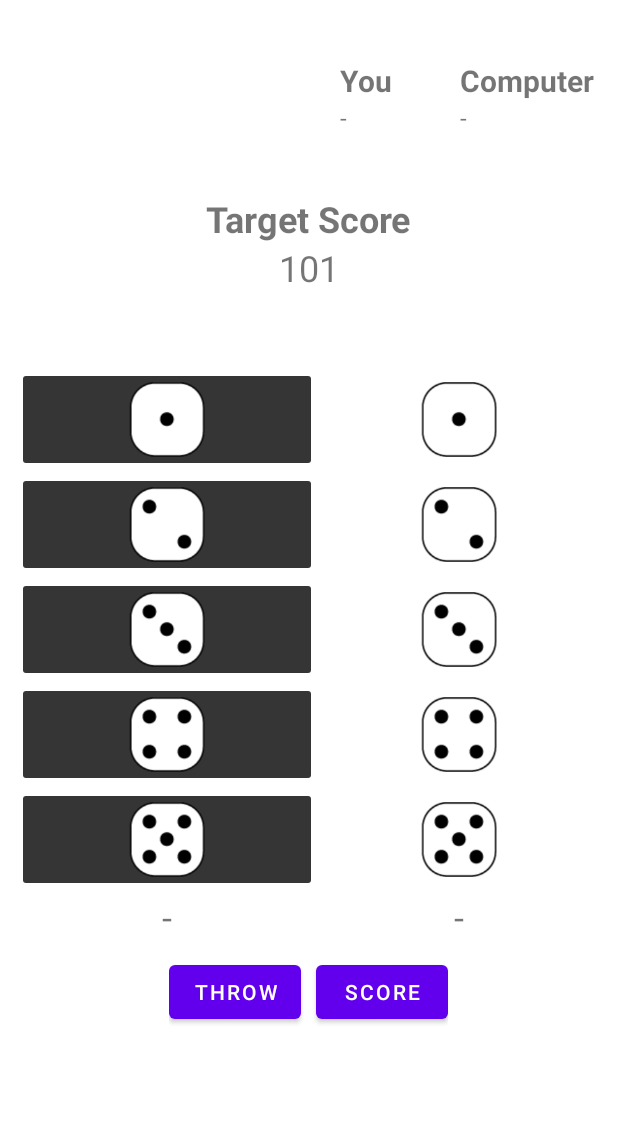
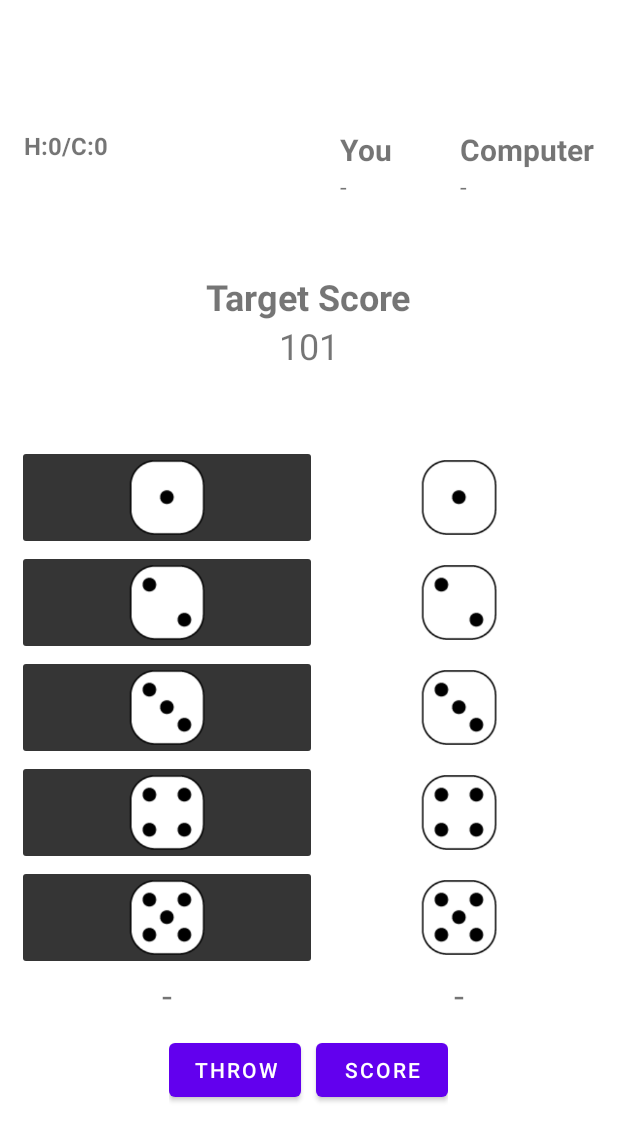
Before and after one commit to MrRevengerX/DiceGame, an Android app: the screen it shows after launch (GameScreen), after a tap on "NEW GAME", on a phone screen of 412 x 824 dp. Shown: the top 1141 px of the screen. Run offline under Robolectric (Android 15) with nearby library versions, the phone set to English and light mode, and no system bars.

Commit message:
Total wins and loss count added.

```diff
--- a/app/src/main/java/com/example/dicegame/GameScreen.kt
+++ b/app/src/main/java/com/example/dicegame/GameScreen.kt
@@ -1,13 +1,14 @@
 package com.example.dicegame
 
 
-import androidx.appcompat.app.AppCompatActivity
+import android.content.Context
 import android.os.Bundle
 import android.os.Handler
 import android.widget.Button
 import android.widget.ImageButton
 import android.widget.TextView
 import android.widget.Toast
+import androidx.appcompat.app.AppCompatActivity
 
 
 class GameScreen : AppCompatActivity() {
@@ -28,6 +29,17 @@
         super.onCreate(savedInstanceState)
         setContentView(R.layout.activity_game_screen)
         supportActionBar?.hide()
+
+
+        val sharedPref = getSharedPreferences("gamePref", Context.MODE_PRIVATE)
+        var currentWins = sharedPref.getInt("wins", 0)
+        var currentLosses = sharedPref.getInt("losses", 0)
+
+        val winLossCountTextView = findViewById<TextView>(R.id.winLossCount)
+        winLossCountTextView.text = "H:$currentWins/C:$currentLosses"
+
+
+
 
 //        Retrieving the target score from the previous activity
         targetScore = intent.getIntExtra("targetScore", 0)
@@ -189,6 +201,7 @@
 
 //  Function to calculate the score and update the total score
     private fun calScore(){
+        val winLossCountTextView = findViewById<TextView>(R.id.winLossCount)
         val humanTotalScoreTextView = findViewById<TextView>(R.id.tvTotalHumanScore)
         val computerTotalScoreTextView = findViewById<TextView>(R.id.tvTotalComputerScore)
 
@@ -202,19 +215,38 @@
         totalHumanScore += human.totalScore()
         humanTotalScoreTextView.text = totalHumanScore.toString()
 
+//    Initializing shared preferences
+        val sharedPref = getSharedPreferences("gamePref", Context.MODE_PRIVATE)
+        val editor = sharedPref.edit()
+        var currentWins = sharedPref.getInt("wins", 0)
+        var currentLosses = sharedPref.getInt("losses", 0)
+
+
 //      Logic for decide win lose or draw
         if (totalHumanScore >= targetScore && totalHumanScore > totalComputerScore){
             Toast.makeText(this, "You won!", Toast.LENGTH_SHORT).show()
+            currentWins++
+            winLossCountTextView.text = "H:$currentWins/C:$currentLosses"
+            Toast.makeText(this, "$currentWins", Toast.LENGTH_SHORT).show()
             resultAnnounced = true
+            sharedPref.edit().putInt("win_count", currentLosses).apply()
         }
 
         else if (totalComputerScore >= targetScore && totalComputerScore > totalHumanScore){
             Toast.makeText(this, "You lost!", Toast.LENGTH_SHORT).show()
+            currentLosses++
+
+            winLossCountTextView.text = "H:$currentWins/C:$currentLosses"
             resultAnnounced = true
+            sharedPref.edit().putInt("win_count", currentLosses).apply()
         }
         else{
             resetGame()
         }
+
+        editor.putInt("wins", currentWins)
+        editor.putInt("losses", currentLosses)
+        editor.apply()
 
     }
 
--- a/app/src/main/java/com/example/dicegame/MainActivity.kt
+++ b/app/src/main/java/com/example/dicegame/MainActivity.kt
@@ -1,5 +1,6 @@
 package com.example.dicegame
 
+import android.content.Context
 import android.content.Intent
 import androidx.appcompat.app.AppCompatActivity
 import android.os.Bundle
@@ -13,6 +14,15 @@
         super.onCreate(savedInstanceState)
         setContentView(R.layout.activity_main)
         supportActionBar?.hide()
+
+
+        val sharedPref = getSharedPreferences("gamePref", Context.MODE_PRIVATE)
+        val editor = sharedPref.edit()
+        var winCount = sharedPref.getInt("wins", 0)
+        var lossCount = sharedPref.getInt("losses", 0)
+        editor.putInt("wins", winCount)
+        editor.putInt("losses", lossCount)
+        editor.apply()
 
         val inputTargetScore = findViewById<EditText>(R.id.inputTargetScore)
 
--- a/app/src/main/res/layout-land/activity_game_screen.xml
+++ b/app/src/main/res/layout-land/activity_game_screen.xml
@@ -167,22 +167,31 @@
                     android:gravity="center"
                     android:text="-"
                     android:textSize="24sp" />
+
             </LinearLayout>
 
             <LinearLayout
+                android:layout_width="wrap_content"
+                android:layout_height="match_parent"
+                android:layout_marginLeft="20dp"
+
                 android:gravity="center"
-                android:layout_marginLeft="20dp"
-                android:layout_width="250dp"
-                android:layout_height="match_parent"
                 android:orientation="vertical">
+
+                <TextView
+                    android:id="@+id/winLossCount"
+                    android:layout_width="match_parent"
+                    android:layout_height="wrap_content"
+                    android:layout_marginBottom="20dp"
+                    android:gravity="center"
+                    android:text="H:0/C:0" />
 
                 <LinearLayout
                     android:id="@+id/targetScore"
                     android:layout_width="wrap_content"
                     android:layout_height="wrap_content"
                     android:gravity="center"
-                    android:orientation="vertical"
-                    >
+                    android:orientation="vertical">
 
                     <TextView
                         android:id="@+id/textView2"
@@ -212,8 +221,7 @@
                     <LinearLayout
                         android:layout_width="wrap_content"
                         android:layout_height="match_parent"
-                        android:orientation="vertical"
-                        >
+                        android:orientation="vertical">
 
                         <TextView
                             android:id="@+id/tvHuman"
@@ -268,10 +276,10 @@
 
 
                 <LinearLayout
-                    android:paddingTop="20dp"
                     android:layout_width="wrap_content"
                     android:layout_height="wrap_content"
-                    android:orientation="horizontal">
+                    android:orientation="horizontal"
+                    android:paddingTop="20dp">
 
                     <Button
                         android:id="@+id/btnThrow"
--- a/app/src/main/res/layout/activity_game_screen.xml
+++ b/app/src/main/res/layout/activity_game_screen.xml
@@ -1,17 +1,16 @@
 <?xml version="1.0" encoding="utf-8"?>
-<ScrollView xmlns:android="http://schemas.android.com/apk/res/android"
+<RelativeLayout xmlns:android="http://schemas.android.com/apk/res/android"
     xmlns:app="http://schemas.android.com/apk/res-auto"
     xmlns:tools="http://schemas.android.com/tools"
     android:layout_width="match_parent"
     android:layout_height="match_parent"
+    android:gravity="center"
     >
 
 
     <RelativeLayout
-        android:paddingTop="40dp"
-        android:paddingBottom="40dp"
-        android:layout_width="match_parent"
-        android:layout_height="match_parent"
+        android:layout_width="wrap_content"
+        android:layout_height="wrap_content"
         tools:context=".GameScreen"
         android:gravity="center">
 
@@ -19,11 +18,20 @@
 
             android:id="@+id/scoreBoard"
             android:layout_width="match_parent"
-            android:layout_height="wrap_content"
+            android:layout_height="55dp"
             android:layout_marginLeft="16dp"
             android:layout_marginRight="16dp"
             android:gravity="end"
             android:orientation="horizontal">
+
+            <TextView
+                android:id="@+id/winLossCount"
+                android:layout_width="wrap_content"
+                android:layout_height="wrap_content"
+                android:layout_weight="1"
+                android:text="H:0/C:0"
+                android:textSize="16sp"
+                android:textStyle="bold" />
 
             <LinearLayout
                 android:layout_width="wrap_content"
@@ -291,4 +299,4 @@
     </RelativeLayout>
 
 
-</ScrollView>
+</RelativeLayout>
```
